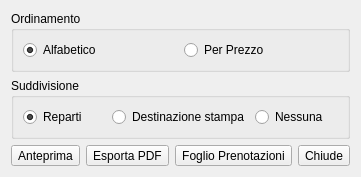
Above: src/reportform.ui from mtonin/gestcassa before the change. Below: the same form after it.
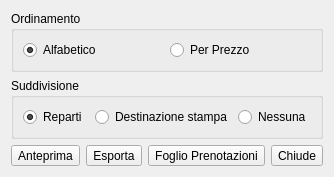
That is the form after the change.

Commit message: - esporta report con formato ODT anzichè PDF

Patch:
```diff
--- a/src/reportform.ui
+++ b/src/reportform.ui
@@ -6,7 +6,7 @@
    <rect>
     <x>0</x>
     <y>0</y>
-    <width>302</width>
+    <width>333</width>
     <height>170</height>
    </rect>
   </property>
@@ -113,7 +113,7 @@
         </sizepolicy>
        </property>
        <property name="text">
-        <string>Esporta PDF</string>
+        <string>Esporta</string>
        </property>
       </widget>
      </item>
```
The commit also changes 2 other files.
